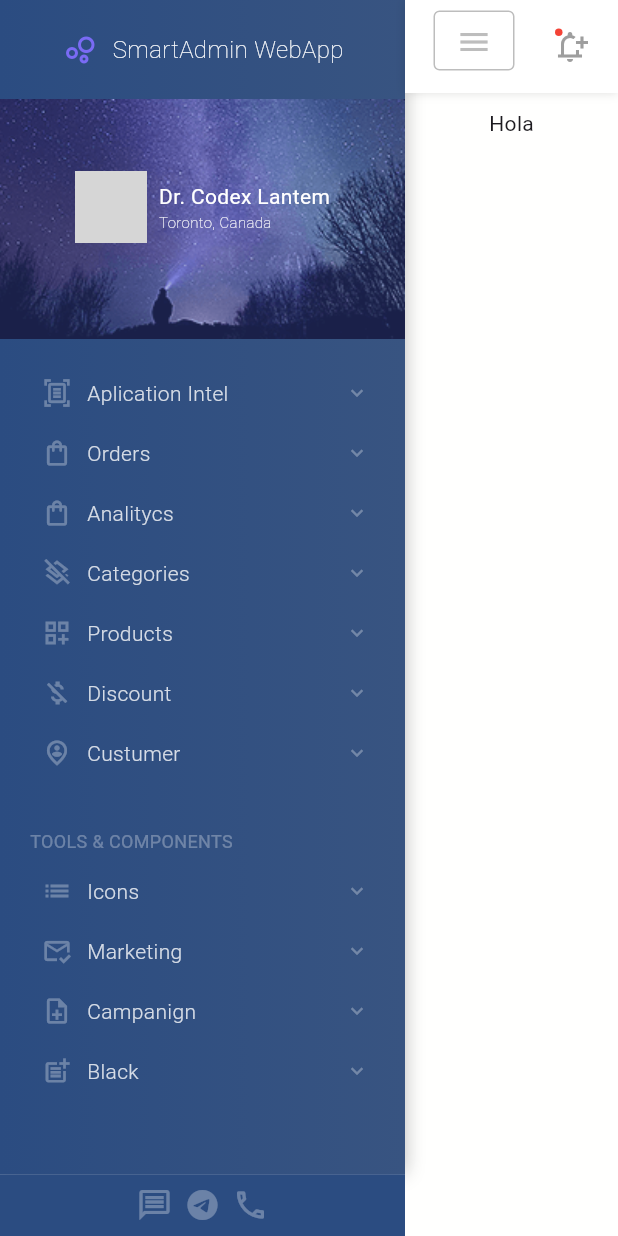
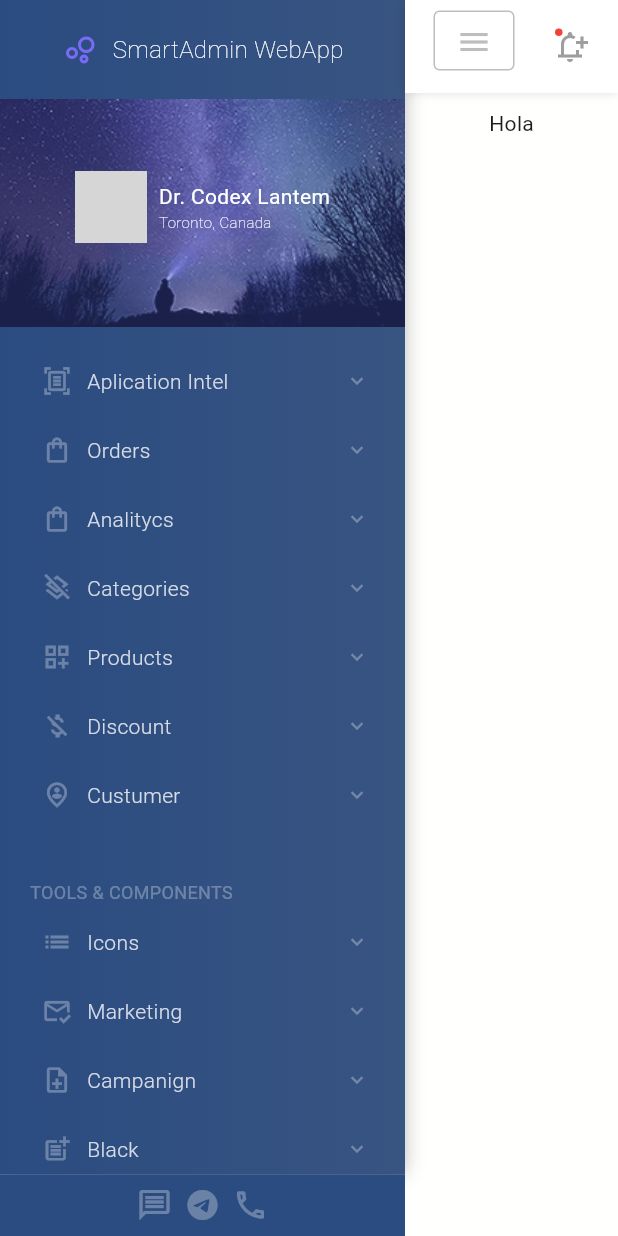
Before and after one commit to argotymartin/switrans_2_0, a Flutter app: the screen it shows after launch, on a phone screen of 412 x 824 dp. Run offline on Flutter 3.47's test engine with Material 3 defaults, Android fonts, the phone set to English and light mode, and no system bars; our stand-ins replace bloc, dio, equatable, flutter_bloc, get_it, google_fonts; network calls fail; grey boxes are pictures that could not be loaded.

Commit message:
Ajuste en tamaño de iconos e imagen profile

```diff
--- a/lib/src/modules/menu/presentation/widgets/sidebar/menu_item_sidebar.dart
+++ b/lib/src/modules/menu/presentation/widgets/sidebar/menu_item_sidebar.dart
@@ -26,6 +26,7 @@ class _MenuItemSidebarState extends State<MenuItemSidebar> {
   @override
   Widget build(BuildContext context) {
     return AnimatedContainer(
+      height: 46,
       duration: const Duration(microseconds: 250),
       color: isHovered
           ? Colors.white.withOpacity(0.1)
--- a/lib/src/modules/menu/presentation/widgets/sidebar/profile_sidebar.dart
+++ b/lib/src/modules/menu/presentation/widgets/sidebar/profile_sidebar.dart
@@ -10,13 +10,13 @@ class ProfileSidebar extends StatelessWidget {
     return Stack(
       children: [
         Image(
-          height: isMenuIcon ? 94 : 160,
+          height: isMenuIcon ? 94 : 152,
           image: const AssetImage('assets/background_profile.png'),
           fit: BoxFit.cover,
         ),
         Container(
           color: Colors.indigo.withOpacity(0.4),
-          height: isMenuIcon ? 94 : 160,
+          height: isMenuIcon ? 94 : 152,
         ),
         Center(
           child: Padding(
--- a/lib/src/modules/menu/presentation/widgets/sidebar/sidebar.dart
+++ b/lib/src/modules/menu/presentation/widgets/sidebar/sidebar.dart
@@ -4,10 +4,7 @@ import 'package:switrans_2_0/src/modules/menu/presentation/blocs/menu/menu_bloc.
 import 'package:switrans_2_0/src/modules/menu/presentation/widgets/widgets.dart';
 
 class Sidebar extends StatelessWidget {
-  final bool isIcon;
-  const Sidebar({super.key, this.isIcon = false});
-
-  void navigateTo(String routeName) {}
+  const Sidebar({super.key});
 
   @override
   Widget build(BuildContext context) {
@@ -90,7 +87,6 @@ class Sidebar extends StatelessWidget {
                           onPressed: () {},
                         ),
                         MenuItemSidebar(
-                          //isActive: sideMenuProvider.currentPage == Flurorouter.blankRoute,
                           text: 'Black',
                           icon: Icons.post_add_outlined,
                           onPressed: () {},
```
